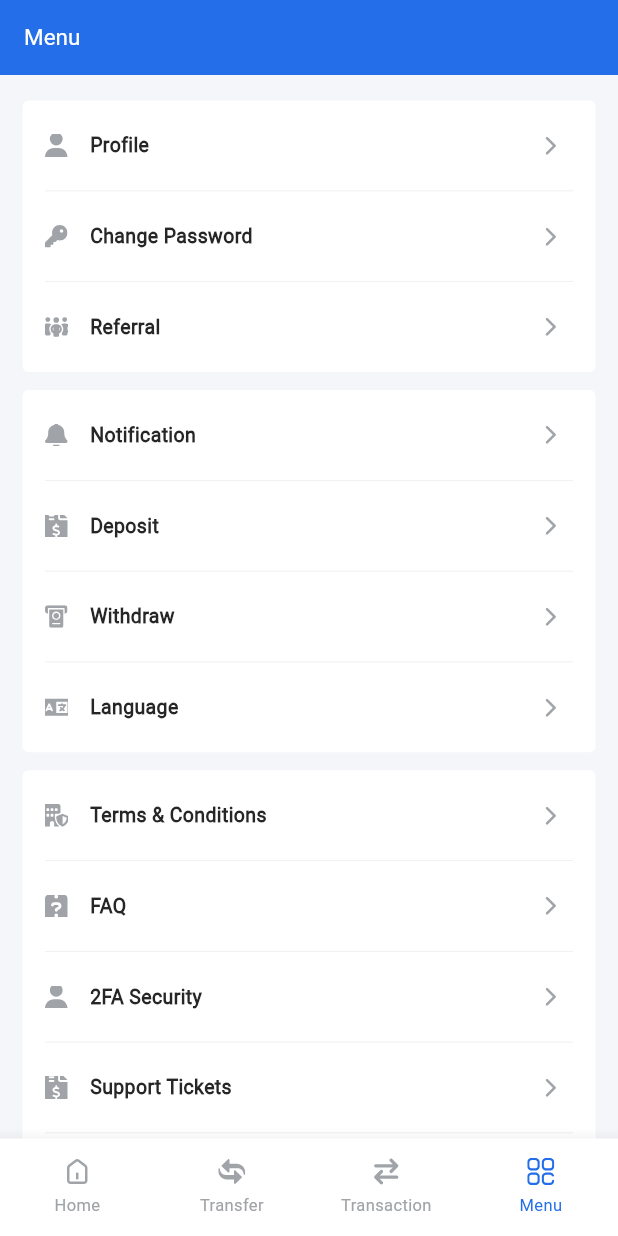
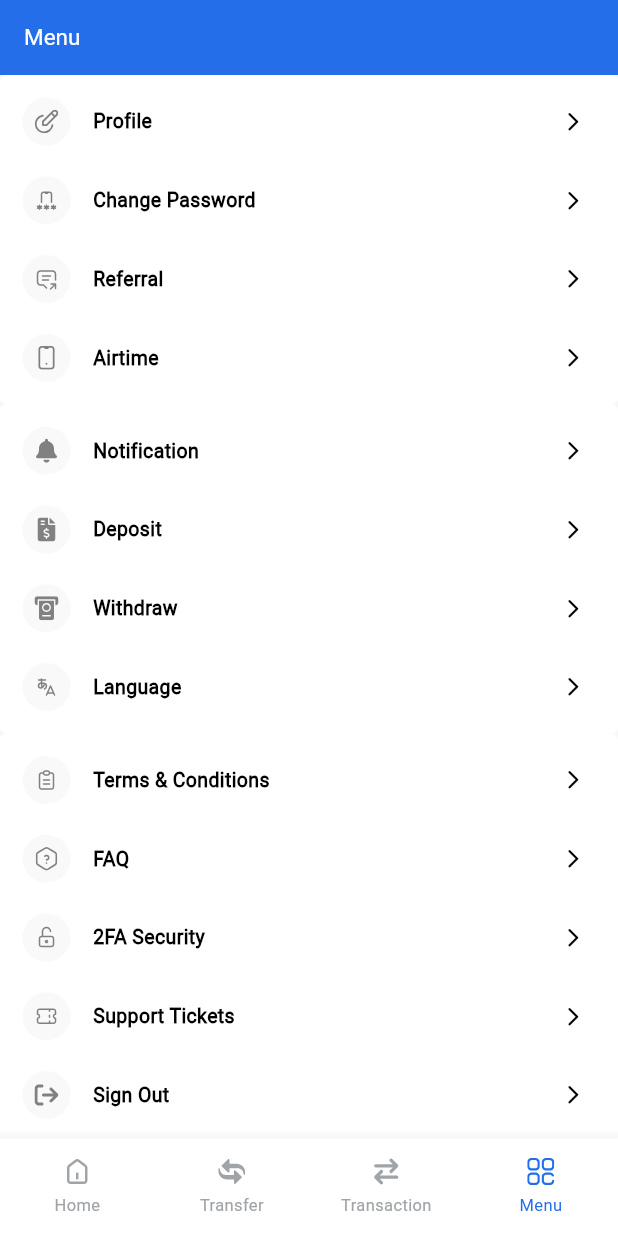
Before and after one commit to vinothkumar0107/Eastern, a Flutter app: the MenuScreen screen opened by its route, item 2 of the bottom bar chosen, on a phone screen of 412 x 824 dp. Run offline on Flutter 3.47's test engine with Material 3 defaults, Android fonts, the light colour scheme and no system bars; drawn by our look-alikes of animated_bottom_navigation_bar; our stand-ins replace auto_size_text, awesome_dialog, cached_network_image, connectivity_plus, dotted_border, file_picker and 13 more; missing offline and left inert: flutter_inappwebview; accounts and stored records are empty; network calls fail.

Commit message:
menu screen changes

```diff
--- a/lib/core/utils/my_color.dart
+++ b/lib/core/utils/my_color.dart
@@ -16,6 +16,7 @@ class MyColor{
   static const Color naturalLight   = Color(0xffA1ACB2);
   static const Color skyBlue        = Color(0xffD8F3E2);
   static const Color blueLight        = Color(0xfff2fafe);
+  static const Color black        = Color(0xff000000);
 
   static Color getLabelTextColor(){
     return labelTextColor;
@@ -129,6 +130,8 @@ class MyColor{
   static const Color colorGrey  = Color(0xFFA0A4A8);
   static const Color colorGrey2 = Color(0xFF6E6E6E);
   static const Color bodyTextColor = Color(0xFF747475);
+  static const Color menu_icon_bg = Color(0xFFD9D9D9);
+  static const Color menu_icon_color = Color(0xFF818181);
   static  Color transparentColor = Colors.transparent;
 
   static const Color colorBlack2 = Color(0xff25282B);
--- a/lib/core/utils/my_images.dart
+++ b/lib/core/utils/my_images.dart
@@ -46,15 +46,22 @@ class MyImages{
 
   //menu icon
   static const String profile = "assets/images/menu/profile.svg";
-  static const String changePass = "assets/images/menu/change_password.svg";
+  static const String changePass = "assets/images/menu/new_change_password.svg";
   static const String deposit = "assets/images/menu/deposit.svg";
   static const String referral = "assets/images/menu/referral.svg";
-  static const String language = "assets/images/menu/language.svg";
-  static const String termsAndCon = "assets/images/menu/privacy.svg";
-  static const String faq = "assets/images/menu/faq.svg";
+  static const String language = "assets/images/menu/new_language.svg";
+  static const String termsAndCon = "assets/images/menu/terms.svg";
+  static const String faq = "assets/images/menu/new_faq.svg";
   static const String signOut = "assets/images/menu/logout.svg";
   static const String delete = "assets/images/menu/delete.svg";
 
+
+  //new menu icons
+  static const String menu_profile = "assets/images/menu/menu_profile.svg";
+  static const String menu_referral = "assets/images/menu/new_referral.svg";
+  static const String security = "assets/images/menu/security.svg";
+  static const String airtime = "assets/images/menu/airtime.svg";
+  static const String support_ticket = "assets/images/menu/support.svg";
 
   //error and success icon
   static const String errorIcon = "assets/icons/Error.svg";
--- a/lib/core/utils/style.dart
+++ b/lib/core/utils/style.dart
@@ -87,6 +87,12 @@ const TextStyle interRegularLarge = TextStyle(
     color: MyColor.colorBlack,
     fontWeight: FontWeight.w400,
     fontSize: Dimensions.fontLarge
+);
+const TextStyle interMenuMedium = TextStyle(
+    fontFamily: 'Roboto',
+    color: MyColor.black,
+    fontWeight: FontWeight.bold,
+    fontSize: Dimensions.fontDefault
 );
 const TextStyle interRegularMediumLarge = TextStyle(
     fontFamily: 'Roboto',
--- a/lib/data/services/api_service.dart
+++ b/lib/data/services/api_service.dart
@@ -247,7 +247,8 @@ class ApiClient extends GetxService{
         onTap: (){
           Get.toNamed(RouteHelper.depositsScreen);
         },
-      ));
+      )
+      );
     }
 
 
--- /dev/null
+++ b/lib/views/screens/account/profile/widget/menu.dart
@@ -0,0 +1,46 @@
+import 'package:flutter/material.dart';
+import 'package:flutter_svg/flutter_svg.dart';
+import 'package:eastern_trust/core/utils/dimensions.dart';
+import 'package:eastern_trust/core/utils/my_color.dart';
+import 'package:eastern_trust/core/utils/style.dart';
+
+
+class Menu extends StatelessWidget {
+  final String icon;
+  final String label;
+  final String value;
+  const Menu({Key? key, required this.icon, required this.label, required this.value}) : super(key: key);
+
+  @override
+  Widget build(BuildContext context) {
+    print('this icon${icon} contains svg: ${icon.contains('svg')}');
+    return Row(
+      crossAxisAlignment: CrossAxisAlignment.center,
+      children: [
+        Container(
+          height: 32, width: 32,
+          alignment: Alignment.center,
+          decoration: BoxDecoration(color: MyColor.getScreenBgColor(), shape: BoxShape.circle),
+          child: icon.contains('svg')?
+          SvgPicture.asset(
+            icon,
+            height: 16,
+            width: 16,
+            color: MyColor.menu_icon_color,
+          ):
+          Image.asset(
+            icon,
+            color: MyColor.getPrimaryColor(),
+            height: 16, width: 16,
+          ),
+        ),
+        const SizedBox(width: Dimensions.space15),
+            Text(
+              label,
+              style: interMenuMedium.copyWith(color: MyColor.black),
+            ),
+
+      ],
+    );
+  }
+}
--- a/lib/views/screens/menu/menu_screen.dart
+++ b/lib/views/screens/menu/menu_screen.dart
@@ -1,5 +1,8 @@
 import 'package:eastern_trust/views/components/alert-dialog/exit_dialog.dart';
+import 'package:eastern_trust/views/components/buttons/circle_animated_button_with_text.dart';
+import 'package:eastern_trust/views/screens/account/profile/widget/user_info_field.dart';
 import 'package:flutter/material.dart';
+import 'package:flutter_svg/svg.dart';
 import 'package:get/get.dart';
 import 'package:shared_preferences/shared_preferences.dart';
 import 'package:eastern_trust/core/helper/shared_preference_helper.dart';
@@ -63,7 +66,6 @@ class _MenuScreenState extends State<MenuScreen> {
             backgroundColor: MyColor.getScreenBgColor1(),
             appBar: CustomAppBar(title: MyStrings.menu.tr, isShowBackBtn: false, isShowActionBtn: false, bgColor:  MyColor.getAppbarBgColor()),
             body: SingleChildScrollView(
-              padding: Dimensions.screenPaddingHV,
               child: Column(
                 crossAxisAlignment: CrossAxisAlignment.start,
                 children: [
@@ -71,31 +73,35 @@ class _MenuScreenState extends State<MenuScreen> {
                     child: Column(
                       crossAxisAlignment: CrossAxisAlignment.start,
                       children: [
+                        MenuRowWidget(
+                            image: MyImages.menu_profile,
+                            label: MyStrings.profile,
+                            onPressed: () => Get.toNamed(RouteHelper.profileScreen),
+                          ),
 
-                        MenuRowWidget(
-                          image: MyImages.profile,
-                          label: MyStrings.profile,
-                          onPressed: () => Get.toNamed(RouteHelper.profileScreen),
-                        ),
+                        const CustomDivider(space: Dimensions.space10,borderColor: MyColor.colorWhite),
 
-                        const CustomDivider(space: Dimensions.space15),
                         MenuRowWidget(
                           image: MyImages.changePass,
                           label: MyStrings.changePassword.tr,
                           onPressed: () => Get.toNamed(RouteHelper.changePasswordScreen),
                         ),
-                        const CustomDivider(space: Dimensions.space15),
+                        const CustomDivider(space: Dimensions.space10,borderColor: MyColor.colorWhite),
                         MenuRowWidget(
-                          image: MyImages.referral,
+                          image: MyImages.menu_referral,
                           label: MyStrings.referral.tr,
                           onPressed: () => Get.toNamed(RouteHelper.referralScreen),
                         ),
-
-
+                        const CustomDivider(space: Dimensions.space10,borderColor: MyColor.colorWhite),
+                        MenuRowWidget(
+                          image: MyImages.airtime,
+                          label: MyStrings.airTime.tr,
+                          onPressed: () => Get.toNamed(RouteHelper.airtimeScreen),
+                        ),
                       ],
                     ),
                   ),
-                  const SizedBox(height: Dimensions.space12),
+                  // const SizedBox(height: Dimensions.space12),
 
                   MenuCard(
                     child: Column(
@@ -108,7 +114,7 @@ class _MenuScreenState extends State<MenuScreen> {
                           onPressed: () => Get.toNamed(RouteHelper.notificationScreen),
                         ),
 
-                        const CustomDivider(space: Dimensions.space15),
+                        const CustomDivider(space: Dimensions.space10,borderColor: MyColor.colorWhite),
 
                         Visibility(
                           visible: menuController.isDepositEnable,
@@ -121,7 +127,7 @@ class _MenuScreenState extends State<MenuScreen> {
                               onPressed: () => Get.toNamed(RouteHelper.depositsScreen),
                             ),
 
-                            const CustomDivider(space: Dimensions.space15),
+                            const CustomDivider(space: Dimensions.space10,borderColor: MyColor.colorWhite),
                           ],
                         )),
 
@@ -136,7 +142,7 @@ class _MenuScreenState extends State<MenuScreen> {
                               onPressed: () => Get.toNamed(RouteHelper.withdrawScreen),
                             ),
 
-                            const CustomDivider(space: Dimensions.space15),
+                            const CustomDivider(space: Dimensions.space10,borderColor: MyColor.colorWhite),
                           ],
                         )),
 
@@ -164,7 +170,7 @@ class _MenuScreenState extends State<MenuScreen> {
                       ],
                     ),
                   ),
-                  const SizedBox(height: Dimensions.space12),
+                  // const SizedBox(height: Dimensions.space12),
                   MenuCard(
                     child: Column(
                       crossAxisAlignment: CrossAxisAlignment.start,
@@ -176,7 +182,7 @@ class _MenuScreenState extends State<MenuScreen> {
                             Get.toNamed(RouteHelper.privacyScreen);
                           },
                         ),
-                        const CustomDivider(space: Dimensions.space15),
+                        const CustomDivider(space: Dimensions.space10,borderColor: MyColor.colorWhite),
                         MenuRowWidget(
                           image: MyImages.faq,
                           label: MyStrings.faq.tr,
@@ -184,15 +190,15 @@ class _MenuScreenState extends State<MenuScreen> {
                             Get.toNamed(RouteHelper.faqScreen);
                           },
                         ),
-                        const CustomDivider(space: Dimensions.space15),
+                        const CustomDivider(space: Dimensions.space10,borderColor: MyColor.colorWhite),
                         MenuRowWidget(
-                          image: MyImages.profile,
+                          image: MyImages.security,
                           label: MyStrings.twoFactorSecurity.tr,
                           onPressed: (){
                             Get.toNamed(RouteHelper.twoFactorScreen);
                           },
                         ),
-                        const CustomDivider(space: Dimensions.space15),
+                        const CustomDivider(space: Dimensions.space10,borderColor: MyColor.colorWhite),
 
                         Visibility(
                             visible: menuController.isDepositEnable,
@@ -200,12 +206,12 @@ class _MenuScreenState extends State<MenuScreen> {
                               crossAxisAlignment: CrossAxisAlignment.start,
                               children: [
                                 MenuRowWidget(
-                                  image: MyImages.deposit,
+                                  image: MyImages.support_ticket,
                                   label: MyStrings.supportTicket.tr,
                                   onPressed: () => Get.toNamed(RouteHelper.ticketScreen),
                                 ),
 
-                                const CustomDivider(space: Dimensions.space15),
+                                const CustomDivider(space: Dimensions.space10,borderColor: MyColor.colorWhite),
                               ],
                             )),
                         MenuRowWidget(
@@ -216,7 +222,7 @@ class _MenuScreenState extends State<MenuScreen> {
                            menuController.logout();
                           },
                         ),
-                        const CustomDivider(space: Dimensions.space15),
+                        const CustomDivider(space: Dimensions.space10,borderColor: MyColor.colorWhite),
                         MenuRowWidget(
                           isLoading: menuController.deleteLoading,
                           image: MyImages.delete,
--- a/lib/views/screens/menu/widget/menu_row_widget.dart
+++ b/lib/views/screens/menu/widget/menu_row_widget.dart
@@ -1,3 +1,5 @@
+import 'package:eastern_trust/views/screens/account/profile/widget/menu.dart';
+import 'package:eastern_trust/views/screens/account/profile/widget/user_info_field.dart';
 import 'package:flutter/material.dart';
 import 'package:flutter_svg/flutter_svg.dart';
 import 'package:eastern_trust/core/utils/dimensions.dart';
@@ -35,17 +37,17 @@ class MenuRowWidget extends StatelessWidget {
             children: [
               image.isEmpty?const SizedBox.shrink():
               image.contains('svg')?
-              SvgPicture.asset(image, color: MyColor.getTextColor2(), height: 15, width: 15,fit: BoxFit.cover):
+              Menu(icon: image, label: label, value: ''):
               Image.asset(image, color: MyColor.getTextColor2(), height: 15, width: 15,fit: BoxFit.cover,),
               image.isEmpty?const SizedBox.shrink():const SizedBox(width: Dimensions.space15),
-              DefaultText(text: label, textColor: MyColor.getTextColor())
+              // DefaultText(text: label, textColor: MyColor.getTextColor())
             ],
           ),
           image.isEmpty?DefaultText(text: number.toString()):Container(
             alignment: Alignment.center,
             height: 30, width: 30,
             decoration: BoxDecoration(color: MyColor.transparentColor, shape: BoxShape.circle),
-            child: Icon(Icons.arrow_forward_ios_rounded, color: MyColor.getTextColor2(), size: 15),
+            child: Icon(Icons.arrow_forward_ios_rounded, color: MyColor.black, size: 15),
           )
         ],
       ),
--- a/lib/views/screens/tickets/ticket_screen.dart
+++ b/lib/views/screens/tickets/ticket_screen.dart
@@ -88,8 +88,10 @@ class _TicketScreenState extends State<TicketScreen> {
                     Get.offAndToNamed(RouteHelper.menuScreen);
                   }
                 },
-                icon: const Icon(Icons.arrow_back,
-                    color: MyColor.colorWhite, size: 20),
+                icon: const Icon(
+                    Icons.arrow_back,
+                    color: MyColor.colorWhite, size: 20
+                ),
               ),
               actions: [
                 GestureDetector(
```
Also changed, not shown: assets/images/menu/airtime.svg (added), assets/images/menu/menu_bg.svg (added), assets/images/menu/menu_profile.svg (added), assets/images/menu/new_change_password.svg (added), assets/images/menu/new_faq.svg (added), assets/images/menu/new_language.svg (added), assets/images/menu/new_referral.svg (added), assets/images/menu/security.svg (added), assets/images/menu/support.svg (added), assets/images/menu/terms.svg (added), 1 other file.
